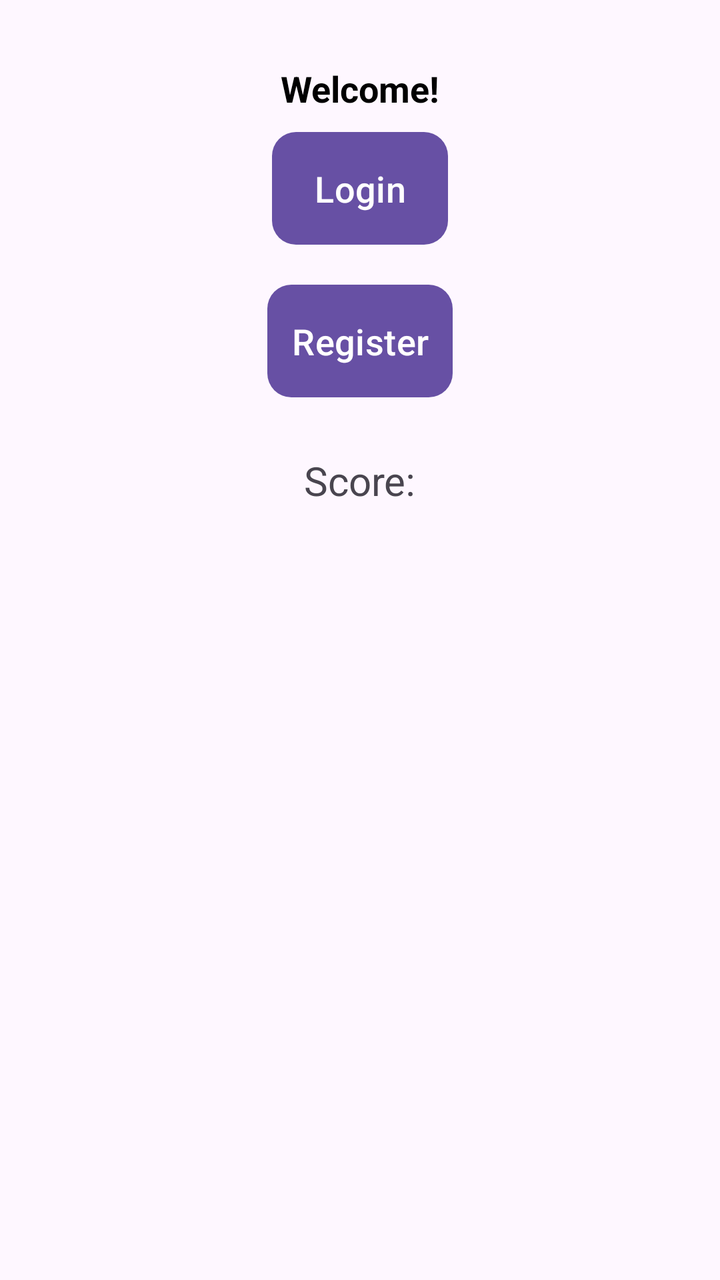
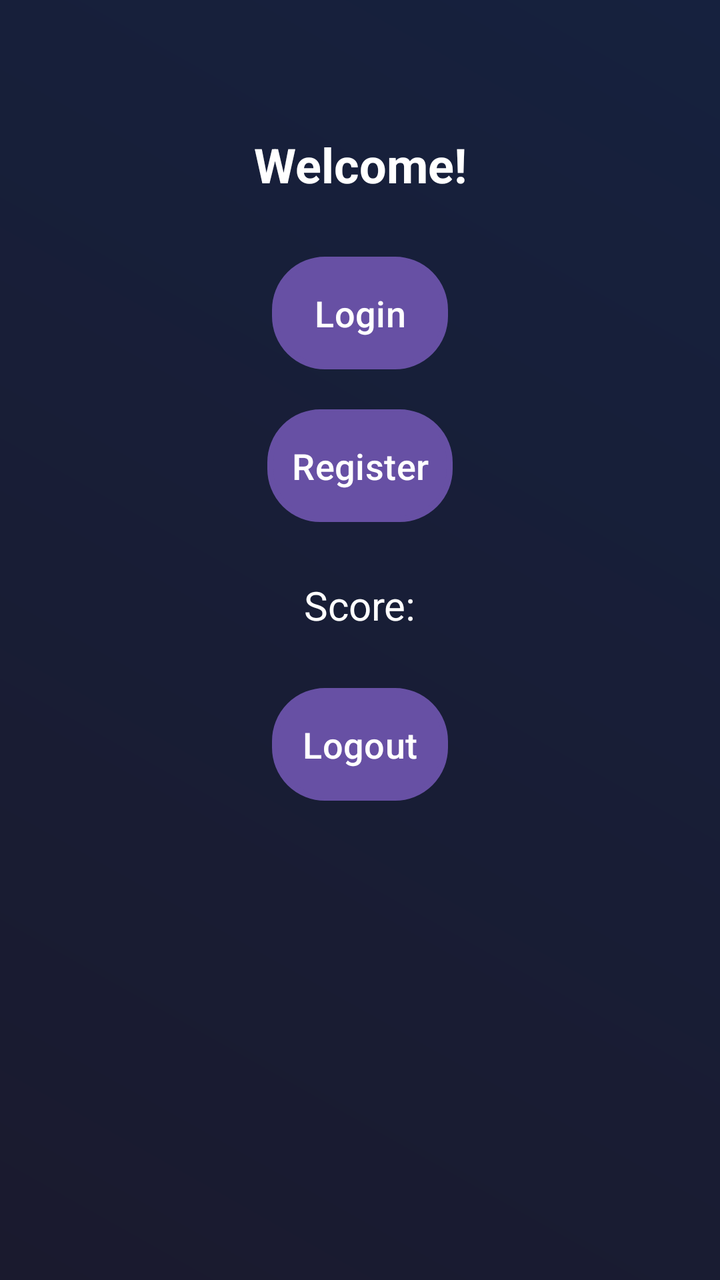

An Android layout rendered at two revisions. The XML below is the earlier revision; the diff shows what the commit changed to produce the second picture.
<!-- AndroidManifest.xml: application theme Theme.FireBase -->
<!-- res/layout/activity_main.xml -->
<?xml version="1.0" encoding="utf-8"?>
<androidx.constraintlayout.widget.ConstraintLayout
    xmlns:android="http://schemas.android.com/apk/res/android"
    xmlns:app="http://schemas.android.com/apk/res-auto"
    xmlns:tools="http://schemas.android.com/tools"
    android:id="@+id/main"
    android:layout_width="match_parent"
    android:layout_height="match_parent"
    android:padding="16dp"
    tools:context=".MainActivity">

    
    <Button
        android:id="@+id/LB"
        android:layout_width="wrap_content"
        android:layout_height="wrap_content"
        android:text="Login"
        android:textSize="18sp"
        android:background="@drawable/button_background"
        android:padding="12dp"
        app:layout_constraintTop_toTopOf="parent"
        app:layout_constraintStart_toStartOf="parent"
        app:layout_constraintEnd_toEndOf="parent"
        android:layout_marginTop="50dp" />

    
    <Button
        android:id="@+id/RB"
        android:layout_width="wrap_content"
        android:layout_height="wrap_content"
        android:text="Register"
        android:textSize="18sp"
        android:background="@drawable/button_background"
        android:padding="12dp"
        app:layout_constraintTop_toBottomOf="@id/LB"
        app:layout_constraintStart_toStartOf="parent"
        app:layout_constraintEnd_toEndOf="parent"
        android:layout_marginTop="20dp" />

    
    <Button
        android:id="@+id/PB"
        android:layout_width="wrap_content"
        android:layout_height="wrap_content"
        android:text="Play"
        android:textSize="18sp"
        android:background="@drawable/button_background"
        android:padding="12dp"
        android:visibility="gone"
        app:layout_constraintTop_toBottomOf="@id/RB"
        app:layout_constraintStart_toStartOf="parent"
        app:layout_constraintEnd_toEndOf="parent"
        android:layout_marginTop="20dp" />

    
    <TextView
        android:id="@+id/ST"
        android:layout_width="wrap_content"
        android:layout_height="wrap_content"
        android:text="Score:"
        android:textSize="20sp"
        android:padding="8dp"
        app:layout_constraintTop_toBottomOf="@id/PB"
        app:layout_constraintStart_toStartOf="parent"
        app:layout_constraintEnd_toEndOf="parent"
        android:layout_marginTop="20dp" />

    <TextView
        android:id="@+id/userNameTextView"
        android:layout_width="wrap_content"
        android:layout_height="wrap_content"
        android:layout_marginTop="16dp"
        android:text="Welcome!"
        android:textSize="18sp"
        android:textStyle="bold"
        android:textColor="@android:color/black"
        app:layout_constraintTop_toTopOf="parent"
        app:layout_constraintStart_toStartOf="parent"
        app:layout_constraintEnd_toEndOf="parent" />

</androidx.constraintlayout.widget.ConstraintLayout>
<!-- resources referenced by this layout -->
<resources>
  <!-- drawable button_background (drawable) -->
  <shape xmlns:android="http://schemas.android.com/apk/res/android">
      <solid android:color="@color/teal_200" />
      <corners android:radius="12dp" />
      <padding android:left="10dp" android:top="10dp" android:right="10dp" android:bottom="10dp" />
  </shape>
  <style name="Theme.FireBase" parent="Base.Theme.FireBase" />
  <color name="teal_200">#03DAC6</color>
  <style name="Base.Theme.FireBase" parent="Theme.Material3.DayNight.NoActionBar">
          
          
      </style>
</resources>

<!-- the commit's change to res/layout/activity_main.xml (unified diff, before → after) -->
@@ -1,4 +1,3 @@
-<?xml version="1.0" encoding="utf-8"?>
 <androidx.constraintlayout.widget.ConstraintLayout
     xmlns:android="http://schemas.android.com/apk/res/android"
     xmlns:app="http://schemas.android.com/apk/res-auto"
@@ -7,7 +6,22 @@
     android:layout_width="match_parent"
     android:layout_height="match_parent"
     android:padding="16dp"
+    android:background="@drawable/dark_gradient_background"
     tools:context=".MainActivity">
+
+    
+    <TextView
+        android:id="@+id/userNameTextView"
+        android:layout_width="wrap_content"
+        android:layout_height="wrap_content"
+        android:layout_marginTop="50dp"
+        android:text="Welcome!"
+        android:textSize="24sp"
+        android:textStyle="bold"
+        android:textColor="@android:color/white"
+        app:layout_constraintTop_toTopOf="parent"
+        app:layout_constraintStart_toStartOf="parent"
+        app:layout_constraintEnd_toEndOf="parent" />
 
     
     <Button
@@ -16,12 +30,13 @@
         android:layout_height="wrap_content"
         android:text="Login"
         android:textSize="18sp"
-        android:background="@drawable/button_background"
+        android:background="@drawable/neon_button_background"
+        android:textColor="@android:color/white"
         android:padding="12dp"
-        app:layout_constraintTop_toTopOf="parent"
+        app:layout_constraintTop_toBottomOf="@id/userNameTextView"
         app:layout_constraintStart_toStartOf="parent"
         app:layout_constraintEnd_toEndOf="parent"
-        android:layout_marginTop="50dp" />
+        android:layout_marginTop="30dp" />
 
     
     <Button
@@ -30,7 +45,8 @@
         android:layout_height="wrap_content"
         android:text="Register"
         android:textSize="18sp"
-        android:background="@drawable/button_background"
+        android:background="@drawable/neon_button_background"
+        android:textColor="@android:color/white"
         android:padding="12dp"
         app:layout_constraintTop_toBottomOf="@id/LB"
         app:layout_constraintStart_toStartOf="parent"
@@ -44,7 +60,8 @@
         android:layout_height="wrap_content"
         android:text="Play"
         android:textSize="18sp"
-        android:background="@drawable/button_background"
+        android:background="@drawable/neon_button_background"
+        android:textColor="@android:color/white"
         android:padding="12dp"
         android:visibility="gone"
         app:layout_constraintTop_toBottomOf="@id/RB"
@@ -60,22 +77,25 @@
         android:text="Score:"
         android:textSize="20sp"
         android:padding="8dp"
+        android:textColor="@android:color/white"
         app:layout_constraintTop_toBottomOf="@id/PB"
         app:layout_constraintStart_toStartOf="parent"
         app:layout_constraintEnd_toEndOf="parent"
         android:layout_marginTop="20dp" />
 
-    <TextView
-        android:id="@+id/userNameTextView"
+    
+    <Button
+        android:id="@+id/logoutButton"
         android:layout_width="wrap_content"
         android:layout_height="wrap_content"
-        android:layout_marginTop="16dp"
-        android:text="Welcome!"
+        android:text="Logout"
         android:textSize="18sp"
-        android:textStyle="bold"
-        android:textColor="@android:color/black"
-        app:layout_constraintTop_toTopOf="parent"
+        android:background="@drawable/neon_button_background"
+        android:textColor="@android:color/white"
+        android:padding="12dp"
+        app:layout_constraintTop_toBottomOf="@id/ST"
         app:layout_constraintStart_toStartOf="parent"
-        app:layout_constraintEnd_toEndOf="parent" />
+        app:layout_constraintEnd_toEndOf="parent"
+        android:layout_marginTop="20dp" />
 
 </androidx.constraintlayout.widget.ConstraintLayout>
<!-- resource entries referenced after the edit -->
@@ -1,13 +1,28 @@
 <!-- resources referenced by this layout -->
 <resources>
-  <!-- drawable button_background (drawable) -->
-  <shape xmlns:android="http://schemas.android.com/apk/res/android">
-      <solid android:color="@color/teal_200" />
-      <corners android:radius="12dp" />
-      <padding android:left="10dp" android:top="10dp" android:right="10dp" android:bottom="10dp" />
+  <!-- drawable dark_gradient_background (drawable) -->
+  <shape xmlns:android="http://schemas.android.com/apk/res/android" android:shape="rectangle">
+      <gradient
+          android:angle="45"
+          android:startColor="#1A1A2E"
+          android:endColor="#16213E"
+          android:type="linear" />
+  </shape>
+  <!-- drawable neon_button_background (drawable) -->
+  <shape xmlns:android="http://schemas.android.com/apk/res/android"
+      android:shape="rectangle">
+      <corners android:radius="25dp" />
+      <solid android:color="#0F3460" />
+      <stroke
+          android:width="3dp"
+          android:color="#E94560" />
+      <padding
+          android:left="10dp"
+          android:right="10dp"
+          android:top="5dp"
+          android:bottom="5dp" />
   </shape>
   <style name="Theme.FireBase" parent="Base.Theme.FireBase" />
-  <color name="teal_200">#03DAC6</color>
   <style name="Base.Theme.FireBase" parent="Theme.Material3.DayNight.NoActionBar">
           
           
